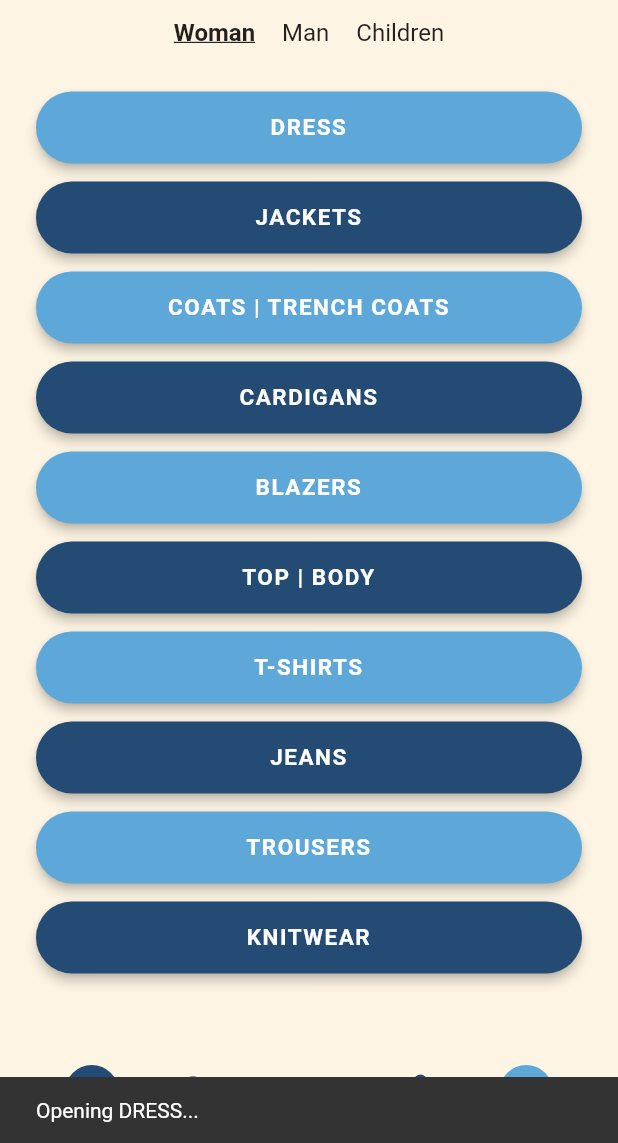
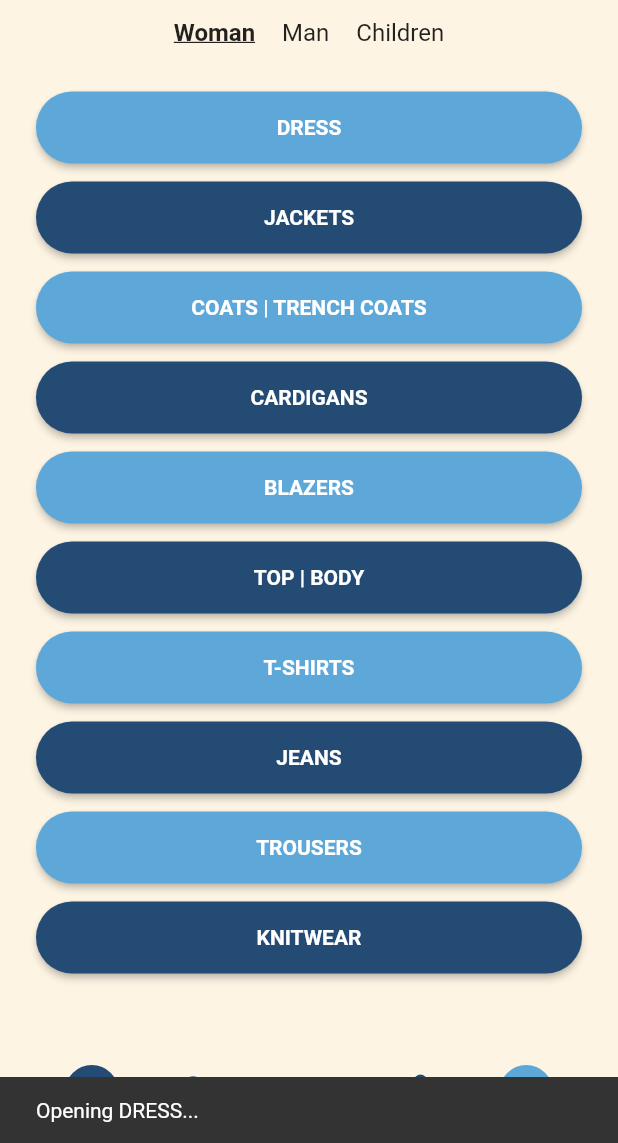
Before and after one commit to elifakcan/CS310-TERM-PROJECT, a Flutter app: the CategoryMenuPart1Page screen opened directly, after a tap on "DRESS", on a phone screen of 412 x 824 dp, the part 93-1236 px from its top. Run offline on Flutter 3.47's test engine with Material 3 defaults, Android fonts, the phone set to English and light mode, and no system bars; statements that could not run were skipped.

Commit message:
Update category_menu_part1_page.dart

```diff
--- a/lib/screens/lib/screens/category_menu/category_menu_part1_page.dart
+++ b/lib/screens/lib/screens/category_menu/category_menu_part1_page.dart
@@ -1,5 +1,5 @@
-
 import 'package:flutter/material.dart';
+import '../../routes/app_routes.dart';
 
 class CategoryMenuPart1Page extends StatefulWidget {
   const CategoryMenuPart1Page({super.key});
@@ -9,11 +9,9 @@ class CategoryMenuPart1Page extends StatefulWidget {
 }
 
 class _CategoryMenuPart1PageState extends State<CategoryMenuPart1Page> {
-
   static const creamColor = Color(0xFFFDF4E3);
   static const lightBlue = Color(0xFF5EA8D9);
   static const darkBlue = Color(0xFF234B73);
-
 
   int selectedIndex = 0;
 
@@ -30,9 +28,9 @@ class _CategoryMenuPart1PageState extends State<CategoryMenuPart1Page> {
     'KNITWEAR',
   ];
 
-  void _onCategoryTap(BuildContext context, String category) {
+  void _onCategoryTap(String label) {
     ScaffoldMessenger.of(context).showSnackBar(
-      SnackBar(content: Text('Opening $category...')),
+      SnackBar(content: Text("Opening $label...")),
     );
   }
 
@@ -47,61 +45,80 @@ class _CategoryMenuPart1PageState extends State<CategoryMenuPart1Page> {
             crossAxisAlignment: CrossAxisAlignment.stretch,
             children: [
               const SizedBox(height: 8),
-
               const Center(
                 child: Text(
                   'FitSwipe',
-                  style: TextStyle(
-                    fontSize: 32,
-                    fontWeight: FontWeight.w700,
+                  style: TextStyle(fontSize: 32, fontWeight: FontWeight.w700),
+                ),
+              ),
+
+              const SizedBox(height: 12),
+              _buildTabs(),
+
+              const SizedBox(height: 24),
+
+              Expanded(child: _buildCategoryButtons()),
+
+              const SizedBox(height: 8),
+              _buildBottomBar(context),
+            ],
           ),
         ),
       ),
-              const SizedBox(height: 12),
+    );
+  }
 
-
-              Row(
+  Widget _buildTabs() {
+    return Row(
       mainAxisAlignment: MainAxisAlignment.center,
       children: [
-                  _buildTabItem('Woman', 0),
+        _tab('Woman', 0),
         const SizedBox(width: 18),
-                  _buildTabItem('Man', 1),
+        _tab('Man', 1),
         const SizedBox(width: 18),
-                  _buildTabItem('Children', 2),
+        _tab('Children', 2),
       ],
+    );
+  }
+
+  Widget _tab(String label, int index) {
+    final isSelected = selectedIndex == index;
+    return GestureDetector(
+      onTap: () => setState(() => selectedIndex = index),
+      child: Text(
+        label,
+        style: TextStyle(
+          fontSize: 16,
+          fontWeight: isSelected ? FontWeight.bold : FontWeight.normal,
+          decoration: isSelected ? TextDecoration.underline : TextDecoration.none,
         ),
+      ),
+    );
+  }
 
-              const SizedBox(height: 24),
-
-
-              Expanded(
-                child: ListView.builder(
+  Widget _buildCategoryButtons() {
+    return ListView.builder(
       itemCount: _categoriesPart1.length,
-                  itemBuilder: (context, index) {
-                    final label = _categoriesPart1[index];
-                    final bool isLight = index.isEven;
-                    final Color bgColor = isLight ? lightBlue : darkBlue;
+      itemBuilder: (context, i) {
+        final label = _categoriesPart1[i];
+        final bg = i.isEven ? lightBlue : darkBlue;
 
         return Padding(
           padding: const EdgeInsets.symmetric(vertical: 6),
           child: SizedBox(
             height: 48,
             child: ElevatedButton(
-                          onPressed: () => _onCategoryTap(context, label),
+              onPressed: () => _onCategoryTap(label),
               style: ElevatedButton.styleFrom(
-                            backgroundColor: bgColor,
-                            elevation: 3,
+                backgroundColor: bg,
                 shape: RoundedRectangleBorder(
                   borderRadius: BorderRadius.circular(30),
                 ),
               ),
               child: Text(
                 label,
-                            textAlign: TextAlign.center,
                 style: const TextStyle(
                   color: Colors.white,
-                              fontSize: 15,
-                              letterSpacing: 1,
                   fontWeight: FontWeight.w600,
                 ),
               ),
@@ -109,48 +126,20 @@ class _CategoryMenuPart1PageState extends State<CategoryMenuPart1Page> {
           ),
         );
       },
-                ),
-              ),
-
-              const SizedBox(height: 8),
-
-
-              _buildBottomBar(),
-            ],
-          ),
-        ),
-      ),
     );
   }
 
 
-  Widget _buildTabItem(String label, int index) {
-    final bool isSelected = index == selectedIndex;
-
-    return GestureDetector(
-      onTap: () {
-        setState(() => selectedIndex = index);
-      },
-      child: Text(
-        label,
-        style: TextStyle(
-          fontSize: 16,
-          fontWeight: isSelected ? FontWeight.bold : FontWeight.normal,
-          decoration:
-          isSelected ? TextDecoration.underline : TextDecoration.none,
-          color: Colors.black87,
-        ),
-      ),
-    );
-  }
-
-
-  Widget _buildBottomBar() {
+  Widget _buildBottomBar(BuildContext context) {
     return Row(
       mainAxisAlignment: MainAxisAlignment.spaceAround,
       children: [
 
-        Container(
+        GestureDetector(
+          onTap: () {
+            Navigator.pushReplacementNamed(context, AppRoutes.home);
+          },
+          child: Container(
             width: 36,
             height: 36,
             decoration: const BoxDecoration(
@@ -159,16 +148,19 @@ class _CategoryMenuPart1PageState extends State<CategoryMenuPart1Page> {
             ),
             child: const Icon(Icons.home, color: Colors.white, size: 22),
           ),
+        ),
+
         const Icon(Icons.search, color: darkBlue, size: 28),
         const Text(
           'MENU',
           style: TextStyle(
+            fontWeight: FontWeight.w600,
             color: darkBlue,
-            fontWeight: FontWeight.w600,
             letterSpacing: 1.2,
           ),
         ),
         const Icon(Icons.shopping_bag, color: darkBlue, size: 28),
+
         Container(
           width: 36,
           height: 36,
```
Lines whose indentation alone changed are shown as unchanged.
